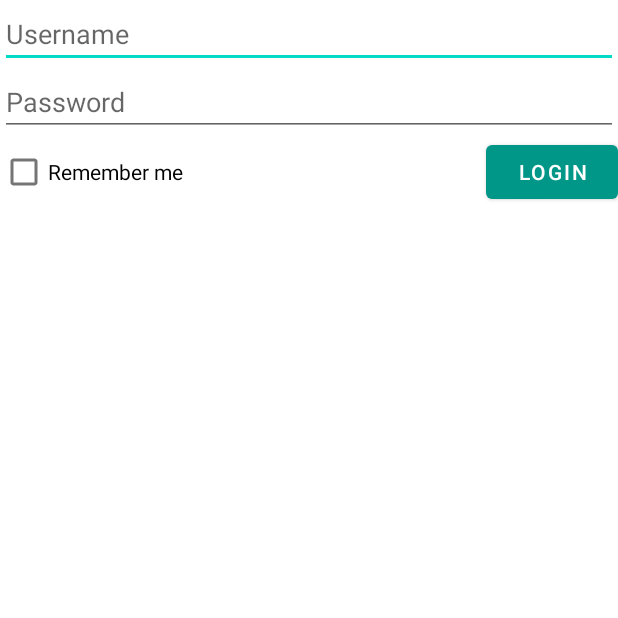
After one commit to Ian95Song/GLOSA-Android-App, an Android app: the LoginActivity screen opened directly, with no data from a screen before it, on a phone screen of 412 x 824 dp, the top half of it. The commit adds this screen. Run offline under Robolectric (Android 15) with nearby library versions, the phone set to English and light mode, and no system bars; network calls fail; Roboto replaces fonts that are not available here.

Commit message:
add LoginActivity & need to test and optimise

```diff
--- /dev/null
+++ b/TrafficMonitor/app/src/main/java/com/example/trafficmonitor/LoginActivity.java
@@ -0,0 +1,95 @@
+package com.example.trafficmonitor;
+
+import androidx.annotation.RequiresApi;
+import androidx.appcompat.app.AppCompatActivity;
+import androidx.appcompat.widget.Toolbar;
+
+import android.content.Intent;
+import android.os.Build;
+import android.os.Bundle;
+import android.os.Handler;
+import android.util.Log;
+import android.view.View;
+import android.widget.Button;
+import android.widget.CheckBox;
+import android.widget.EditText;
+import android.widget.Toast;
+
+import java.io.BufferedReader;
+import java.io.File;
+import java.io.FileInputStream;
+import java.io.FileNotFoundException;
+import java.io.FileOutputStream;
+import java.io.IOException;
+import java.io.InputStreamReader;
+
+
+public class LoginActivity extends AppCompatActivity {
+    private EditText mUsername;
+    private EditText mPassWord;
+    String username=null;
+    String password=null;
+    @Override
+    protected void onCreate(Bundle savedInstanceState) {
+        super.onCreate(savedInstanceState);
+        setContentView(R.layout.activity_login);
+
+        Toolbar toolbar = (Toolbar) findViewById(R.id.toolbar);
+        setSupportActionBar(toolbar);
+
+        Button mButton=(Button)findViewById(R.id.mButton);
+        mUsername=(EditText)findViewById(R.id.mUserName);
+        mPassWord=(EditText)findViewById(R.id.mPassWord);
+        final CheckBox mCheckbox=(CheckBox)findViewById(R.id.mCheckBox);
+        readfrominfo();
+        mButton.setOnClickListener(new View.OnClickListener() {
+            @Override
+            public void onClick(View v) {
+                if (mCheckbox.isChecked()){
+                    username=mUsername.getText().toString();
+                    password=mPassWord.getText().toString();
+                    File file = new File(getFilesDir(),"info.txt");
+                    Log.i("Auth",file.getAbsolutePath());
+                    FileOutputStream fos= null;
+                    try {
+                        fos = new FileOutputStream(file);
+                    } catch (FileNotFoundException e) {
+                        e.printStackTrace();
+                    }
+                    try {
+                        fos.write((username+"##"+password).getBytes());
+                        fos.close();
+                    } catch (IOException e) {
+                        e.printStackTrace();
+                    }
+                }
+
+                Toast.makeText(LoginActivity.this,"login successfully", Toast.LENGTH_SHORT).show();
+                Intent homeIntent = new Intent(LoginActivity.this, MainActivity.class);
+                startActivity(homeIntent);
+                finish();
+            }
+        });
+    }
+    public void readfrominfo(){
+        File file = new File(getFilesDir(),"info.txt");
+        if(file.exists()){
+            BufferedReader br= null;
+            try {
+                br = new BufferedReader(new InputStreamReader(new FileInputStream(file)));
+            } catch (FileNotFoundException e) {
+                e.printStackTrace();
+            }
+            String str = null;
+            try {
+                str = br.readLine();
+            } catch (IOException e) {
+                e.printStackTrace();
+            }
+            String [] up= str.split("##");
+
+            mUsername.setText(up[0]);
+            mPassWord.setText(up[1]);
+        }
+    }
+}
--- a/TrafficMonitor/app/src/main/java/com/example/trafficmonitor/SplashScreen.java
+++ b/TrafficMonitor/app/src/main/java/com/example/trafficmonitor/SplashScreen.java
@@ -19,7 +19,7 @@ public class SplashScreen extends AppCompatActivity {
         new Handler().postDelayed(new Runnable() {
             @Override
             public void run() {
-                Intent homeIntent = new Intent(SplashScreen.this, MainActivity.class);
+                Intent homeIntent = new Intent(SplashScreen.this, LoginActivity.class);
                 startActivity(homeIntent);
                 finish();
             }
--- /dev/null
+++ b/TrafficMonitor/app/src/main/res/layout/activity_login.xml
@@ -0,0 +1,48 @@
+<?xml version="1.0" encoding="utf-8"?>
+<androidx.constraintlayout.widget.ConstraintLayout
+    xmlns:android="http://schemas.android.com/apk/res/android"
+    xmlns:app="http://schemas.android.com/apk/res-auto"
+    xmlns:tools="http://schemas.android.com/tools"
+    android:layout_width="match_parent"
+    android:layout_height="match_parent"
+    tools:context=".LoginActivity">
+    <EditText
+        android:id="@+id/mUserName"
+        android:hint="Username"
+        android:layout_width="match_parent"
+        android:layout_height="wrap_content"
+        app:layout_constraintTop_toTopOf="parent"/>
+
+    <EditText
+        android:id="@+id/mPassWord"
+        android:hint="Password"
+        android:layout_width="match_parent"
+        android:layout_height="wrap_content"
+        app:layout_constraintTop_toBottomOf="@+id/mUserName"
+        />
+
+    <RelativeLayout
+        android:layout_width="wrap_content"
+        android:layout_height="wrap_content"
+        app:layout_constraintTop_toBottomOf="@+id/mPassWord"
+        app:layout_constraintStart_toStartOf="parent"
+        >
+
+        <CheckBox
+            android:layout_centerVertical="true"
+            android:id="@+id/mCheckBox"
+            android:text="Remember me"
+            android:layout_width="wrap_content"
+            android:layout_height="wrap_content" />
+
+        <Button
+            android:id="@+id/mButton"
+            android:text="Login"
+            android:layout_alignParentRight="true"
+            android:layout_width="wrap_content"
+            android:layout_height="wrap_content"
+            />
+
+    </RelativeLayout>
+
+</androidx.constraintlayout.widget.ConstraintLayout>
--- a/TrafficMonitor/app/src/main/res/values/strings.xml
+++ b/TrafficMonitor/app/src/main/res/values/strings.xml
@@ -1,4 +1,4 @@
 <resources>
     <string name="app_name">TrafficMonitor</string>
-        <string name="google_maps_key" templateMergeStrategy="preserve" translatable="false">Enter your key</string>
+    <string name="google_maps_key" templateMergeStrategy="preserve" translatable="false">Enter your key</string>
 </resources>
```
Also changed, not shown: TrafficMonitor/app/src/main/AndroidManifest.xml (+15 -16 lines), TrafficMonitor/app/src/main/java/com/example/trafficmonitor/AuthUrlInfo.java (+9 -2 lines).
